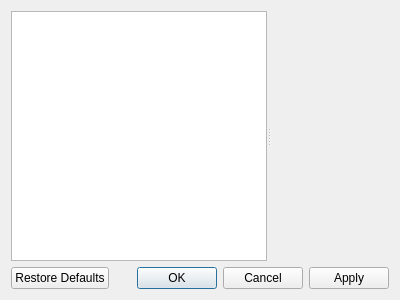
This is src/libkstapp/dialog.ui in Kst-plot/kst as Qt 5 draws it before an edit. The edited form follows.
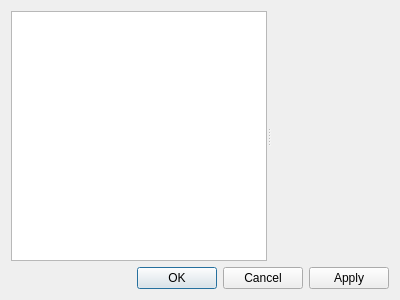
This is the edited form.

Commit message: * No more restore defaults by default. * Respect apply button for ViewItemDialog. * Little redesign to hopefully simplify and make clear.

```diff
--- a/src/libkstapp/dialog.ui
+++ b/src/libkstapp/dialog.ui
@@ -51,7 +51,7 @@
       <enum>Qt::Horizontal</enum>
      </property>
      <property name="standardButtons" >
-      <set>QDialogButtonBox::Apply|QDialogButtonBox::Cancel|QDialogButtonBox::NoButton|QDialogButtonBox::Ok|QDialogButtonBox::RestoreDefaults</set>
+      <set>QDialogButtonBox::Apply|QDialogButtonBox::Cancel|QDialogButtonBox::NoButton|QDialogButtonBox::Ok</set>
      </property>
     </widget>
    </item>
```
The commit also changes 11 other files.
